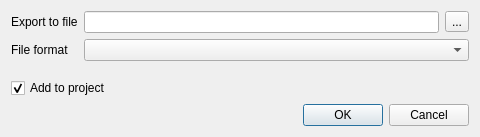
violethaze74/ugene, file src/corelibs/U2View/src/ov_assembly/ExtractAssemblyRegionDialog.ui: the form before one commit.
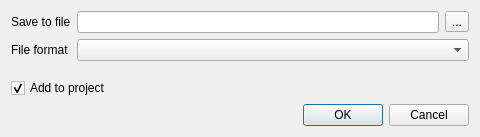
The form after the commit.

Commit message: UGENE-4423: renamed a file path label

What changed in the file:
```diff
--- a/src/corelibs/U2View/src/ov_assembly/ExtractAssemblyRegionDialog.ui
+++ b/src/corelibs/U2View/src/ov_assembly/ExtractAssemblyRegionDialog.ui
@@ -19,7 +19,7 @@
      <item row="0" column="0">
       <widget class="QLabel" name="filepathLabel">
        <property name="text">
-        <string>Export to file</string>
+        <string>Save to file</string>
        </property>
       </widget>
      </item>
```
